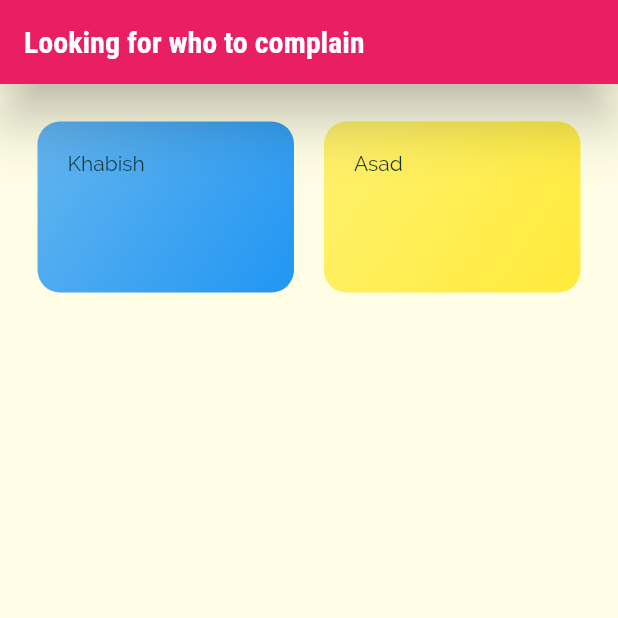
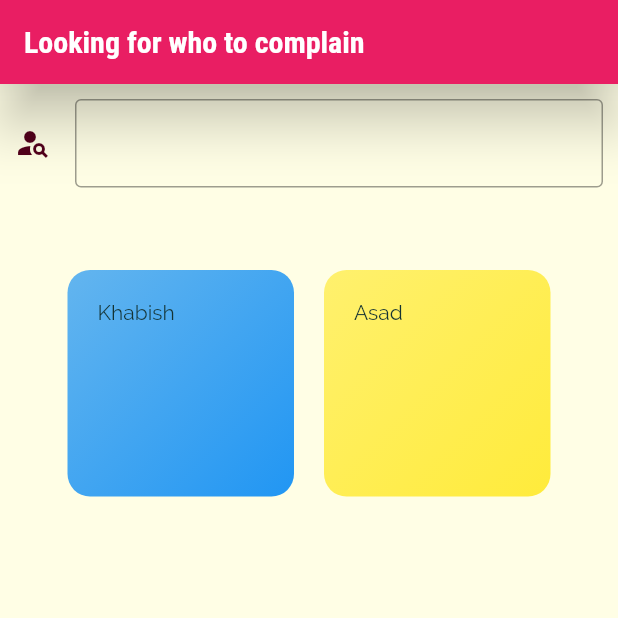
Before and after one commit to Ismail-Ai404/Flutter_complain_app, a Flutter app: the screen it shows after launch, on a phone screen of 412 x 824 dp, the top half of it. Run offline on Flutter 3.47's test engine with Material 2 defaults, Android fonts, the phone set to English and light mode, and no system bars.

Commit message:
Add search bar with no functinality

```diff
--- a/Project/App/complain_app/lib/screens/make_complaint_screen.dart
+++ b/Project/App/complain_app/lib/screens/make_complaint_screen.dart
@@ -5,6 +5,8 @@ import '../Make_complaint_item.dart';
 
 final items = ['Beer', 'Meraaj'];
 const title = 'Who to complain against';
+
+String search;
 
 class MakeComplaintScreen extends StatelessWidget {
   @override
@@ -17,7 +19,35 @@ class MakeComplaintScreen extends StatelessWidget {
         elevation: 15,
         title: const Text('Looking for who to complain'),
       ),
-      body: GridView(
+      body: Column(
+        children: [
+          Container(
+            padding: const EdgeInsets.all(10.0),
+            child: TextField(
+              onSubmitted: (val) {
+                search = val;
+              },
+              cursorColor: Color.fromARGB(255, 31, 3, 12),
+              decoration: InputDecoration(
+                border: OutlineInputBorder(),
+                hintText: '',
+                icon: Icon(
+                  Icons.person_search,
+                  color: Color.fromARGB(255, 82, 0, 27),
+                  size: 24.0,
+                  semanticLabel: 'Text to announce in accessibility modes',
+                ),
+              ),
+            ),
+          ),
+          Container(
+            padding: const EdgeInsets.all(20),
+            height: 300,
+            child: GridView.count(
+              crossAxisCount: 2,
+              mainAxisSpacing: 20,
+              crossAxisSpacing: 20,
+
               padding: const EdgeInsets.all(25),
               children: DUMMY_SEARCH
                   .map(
@@ -28,12 +58,16 @@ class MakeComplaintScreen extends StatelessWidget {
                     ),
                   )
                   .toList(),
-        gridDelegate: SliverGridDelegateWithMaxCrossAxisExtent(
-          maxCrossAxisExtent: 200,
-          childAspectRatio: 3 / 2,
-          crossAxisSpacing: 20,
-          mainAxisSpacing: 20,
+
+              // gridDelegate: SliverGridDelegateWithMaxCrossAxisExtent(
+              //   maxCrossAxisExtent: 200,
+              //   childAspectRatio: 3 / 2,
+              //   crossAxisSpacing: 20,
+              //   mainAxisSpacing: 20,
+              // ),
             ),
+          ),
+        ],
       ),
     );
   }
```
Lines whose indentation alone changed are shown as unchanged.
